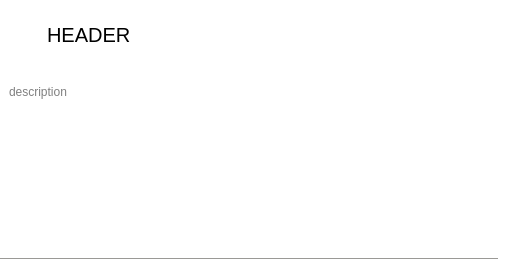
This is src/app/categorywidget.ui in uyraq2001/alterator-browser as Qt 5 draws it before an edit. The edited form follows.
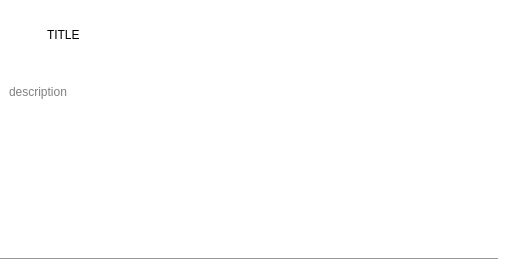
This is the edited form.

The edit to the form file:
```diff
--- a/src/app/categorywidget.ui
+++ b/src/app/categorywidget.ui
@@ -108,7 +108,7 @@
        </widget>
       </item>
       <item row="0" column="1">
-       <widget class="QLabel" name="headerLabel">
+       <widget class="QLabel" name="titleLabel">
         <property name="sizePolicy">
          <sizepolicy hsizetype="Expanding" vsizetype="Minimum">
           <horstretch>0</horstretch>
@@ -122,7 +122,7 @@
          </size>
         </property>
         <property name="text">
-         <string>HEADER</string>
+         <string>TITLE</string>
         </property>
        </widget>
       </item>
```
